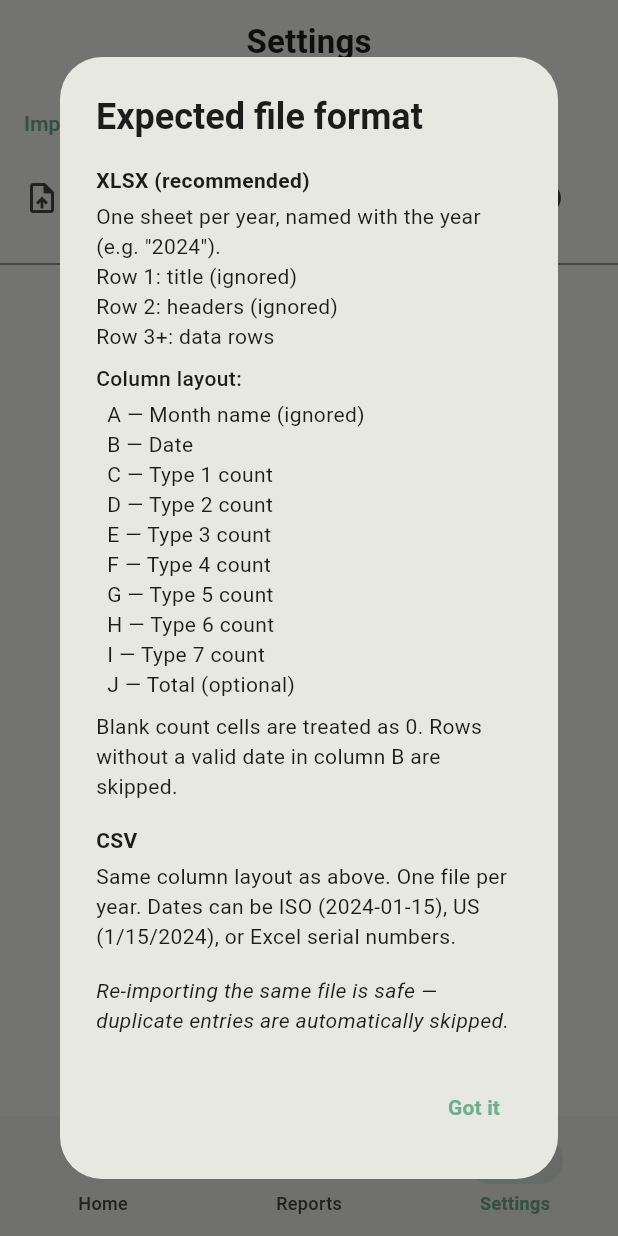
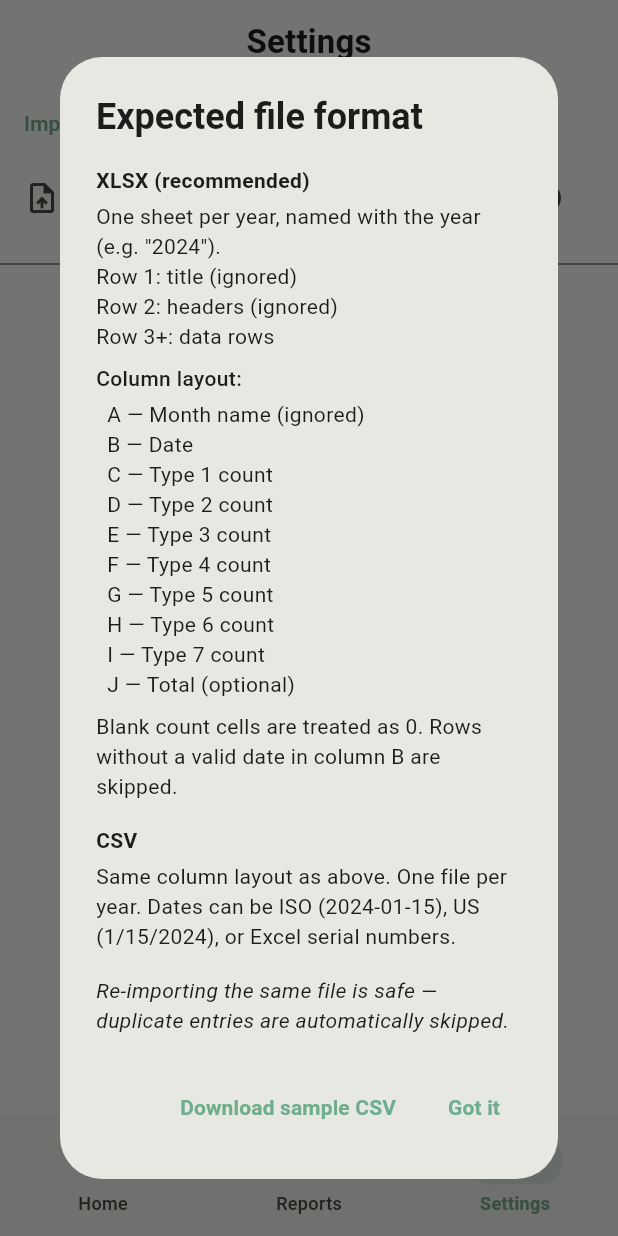
Before and after one commit to ryan-shah/DejaPoo, a Flutter app: the SettingsScreen screen opened by its route, after a tap on the "help outline" icon, on a phone screen of 412 x 824 dp. Run offline on Flutter 3.47's test engine with Material 3 defaults, Android fonts, the phone set to English and light mode, and no system bars; our stand-ins replace csv, drift, drift_flutter, file_picker, fl_chart, flutter_riverpod and 3 more; missing offline and left inert: excel; accounts and stored records are empty; generated files the repository leaves out were written again.

Commit message:
feat: bundle sample CSV on hosted site + link from help dialog
Adds web/sample_import.csv (deployed to GitHub Pages) showing the
expected column layout. Help dialog gains a "Download sample CSV"
button via url_launcher.

Co-Authored-By: Claude Opus 4.6 <noreply@anthropic.com>
Claude-Session: https://claude.ai/code/session_011ynqtRu9JXK5PA1LqVGgMR

```diff
--- a/lib/features/settings/settings_screen.dart
+++ b/lib/features/settings/settings_screen.dart
@@ -8,6 +8,7 @@ import 'package:dejapoo/ui/theme/theme.dart';
 import 'package:file_picker/file_picker.dart';
 import 'package:flutter/material.dart';
 import 'package:flutter_riverpod/flutter_riverpod.dart';
+import 'package:url_launcher/url_launcher.dart';
 
 const bool _demoMode = bool.fromEnvironment('DEMO_MODE');
 
@@ -158,6 +159,14 @@ class _ImportSectionState extends ConsumerState<_ImportSection> {
           ),
         ),
         actions: <Widget>[
+          TextButton(
+            onPressed: () => launchUrl(
+              Uri.parse(
+                'https://ryan-shah.github.io/DejaPoo/sample_import.csv',
+              ),
+            ),
+            child: const Text('Download sample CSV'),
+          ),
           TextButton(
             onPressed: () => Navigator.pop(context),
             child: const Text('Got it'),
--- a/pubspec.yaml
+++ b/pubspec.yaml
@@ -20,6 +20,7 @@ dependencies:
   excel: ^4.0.6
   csv: ^8.0.0
   file_picker: ^11.0.2
+  url_launcher: ^6.3.2
 
 dev_dependencies:
   flutter_test:
```
Also changed, not shown: pubspec.lock, 1 other file.
